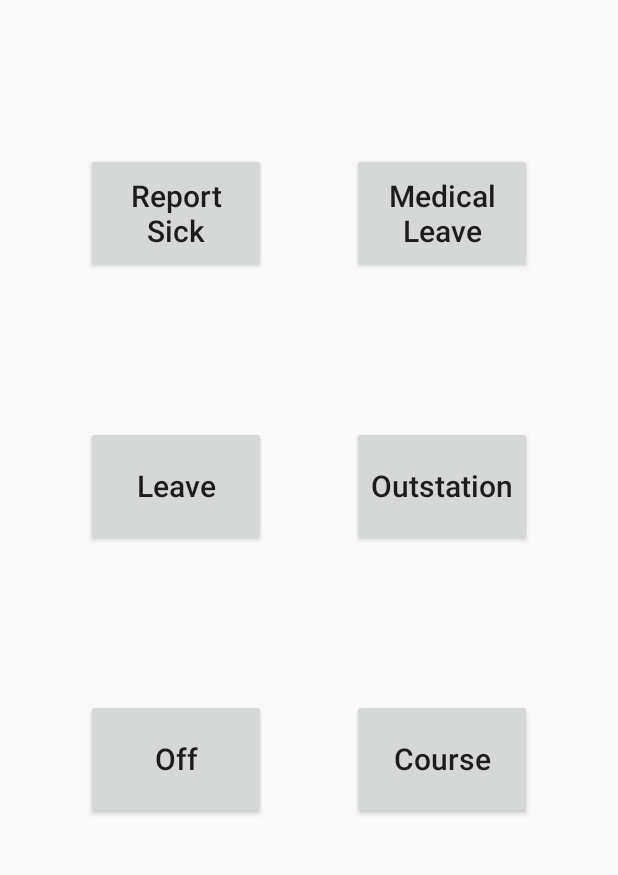
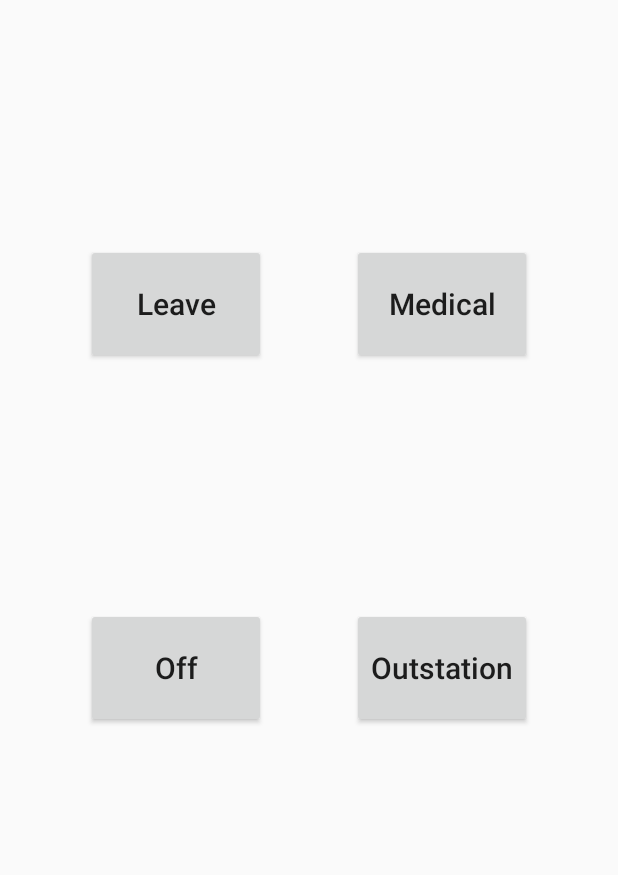
Before and after one commit to seankwekjk/nestApp, an Android app: the screen it shows after launch (MainActivity), on a phone screen of 412 x 824 dp, the part 264-1139 px from its top. Run offline under Robolectric (Android 15) with nearby library versions, the phone set to English and light mode, and no system bars.

Commit message:
MainActivity revamp to 5 button layout medicalScreen added, links established offScreen revamped maScreen added, not yet populated. Class file incomplete links to courseScreen removed, outScreen not yet changed to reflect course inclusion

```diff
--- a/app/src/main/AndroidManifest.xml
+++ b/app/src/main/AndroidManifest.xml
@@ -23,7 +23,9 @@
         <activity android:name=".leaveScreen" />
         <activity android:name=".outScreen" />
         <activity android:name=".courseScreen" />
-        <activity android:name=".offScreen"></activity>
+        <activity android:name=".offScreen" />
+        <activity android:name=".medicalScreen" />
+        <activity android:name=".maScreen"></activity>
     </application>
 
 </manifest>
--- a/app/src/main/java/com/example/seankwek/nest/MainActivity.java
+++ b/app/src/main/java/com/example/seankwek/nest/MainActivity.java
@@ -16,12 +16,10 @@ public class MainActivity extends AppCompatActivity {
         super.onCreate(savedInstanceState);
         setContentView(R.layout.activity_main);
         Button defaultNest=(Button) findViewById(R.id.stdOption);
-        Button rsNest=(Button) findViewById(R.id.rsOption);
         Button offNest=(Button) findViewById(R.id.offOption);
-        Button mcNest=(Button) findViewById(R.id.mcOption);
+        Button medNest=(Button) findViewById(R.id.medOption);
         Button leaveNest=(Button) findViewById(R.id.leaveOption);
         Button outNest=(Button) findViewById(R.id.outOption);
-        Button courseNest=(Button) findViewById(R.id.courseOption);
 
         defaultNest.setOnClickListener(new View.OnClickListener() {
 
@@ -33,12 +31,11 @@ public class MainActivity extends AppCompatActivity {
             }
         });
 
-        rsNest.setOnClickListener(new View.OnClickListener() {
+        medNest.setOnClickListener(new View.OnClickListener() {
 
             @Override
             public void onClick(View view) {
-                String nestText="NEST RS";
-                Intent myIntent = new Intent(MainActivity.this, endScreen.class).putExtra("nestText",nestText).putExtra("remindText","remindRS");
+                Intent myIntent = new Intent(MainActivity.this, medicalScreen.class);
                 startActivity(myIntent);
             }
         });
@@ -52,14 +49,14 @@ public class MainActivity extends AppCompatActivity {
             }
         });
 
-        mcNest.setOnClickListener(new View.OnClickListener() {
+        /*mcNest.setOnClickListener(new View.OnClickListener() {
 
             @Override
             public void onClick(View view) {
                 Intent myIntent = new Intent(MainActivity.this, mcScreen.class);
                 startActivity(myIntent);
             }
-        });
+        });*/
 
         leaveNest.setOnClickListener(new View.OnClickListener() {
 
@@ -79,13 +76,13 @@ public class MainActivity extends AppCompatActivity {
             }
         });
 
-        courseNest.setOnClickListener(new View.OnClickListener() {
+        /*courseNest.setOnClickListener(new View.OnClickListener() {
 
             @Override
             public void onClick(View view) {
                 Intent myIntent = new Intent(MainActivity.this, courseScreen.class);
                 startActivity(myIntent);
             }
-        });
+        });*/
     }
 }
--- a/app/src/main/res/layout/activity_main.xml
+++ b/app/src/main/res/layout/activity_main.xml
@@ -18,42 +18,41 @@
         android:layout_marginTop="76dp" />
 
     <Button
-        android:id="@+id/rsOption"
-        android:text="Report\nSick"
-        android:textAllCaps="false"
-        android:textSize="20sp"
-        android:layout_width="120dp"
-        android:layout_height="80dp"
-        app:layout_constraintRight_toLeftOf="@+id/mcOption"
-        app:layout_constraintLeft_toLeftOf="parent"
-        app:layout_constraintBottom_toTopOf="@+id/leaveOption"
-        app:layout_constraintTop_toBottomOf="@+id/stdOption"
-        tools:layout_editor_absoluteY="143dp"
-        app:layout_constraintHorizontal_bias="0.558" />
-
-    <Button
-        android:id="@+id/mcOption"
-        android:text="Medical\nLeave"
-        android:textAllCaps="false"
-        android:textSize="20sp"
-        android:layout_width="120dp"
-        android:layout_height="80dp"
-        app:layout_constraintRight_toRightOf="parent"
-        app:layout_constraintLeft_toRightOf="@+id/rsOption"
-        app:layout_constraintBottom_toTopOf="@+id/outOption"
-        app:layout_constraintTop_toBottomOf="@+id/stdOption" />
-
-    <Button
         android:id="@+id/leaveOption"
         android:text="Leave"
         android:textAllCaps="false"
         android:textSize="20sp"
         android:layout_width="120dp"
         android:layout_height="80dp"
+        app:layout_constraintRight_toLeftOf="@+id/medOption"
+        app:layout_constraintLeft_toLeftOf="parent"
+        app:layout_constraintBottom_toTopOf="@+id/offOption"
+        app:layout_constraintTop_toBottomOf="@+id/stdOption"
+        app:layout_constraintHorizontal_bias="0.558" />
+
+    <Button
+        android:id="@+id/medOption"
+        android:text="Medical"
+        android:textAllCaps="false"
+        android:textSize="20sp"
+        android:layout_width="120dp"
+        android:layout_height="80dp"
+        app:layout_constraintRight_toRightOf="parent"
+        app:layout_constraintLeft_toRightOf="@+id/leaveOption"
+        app:layout_constraintBottom_toTopOf="@+id/outOption"
+        app:layout_constraintTop_toBottomOf="@+id/stdOption" />
+
+    <Button
+        android:id="@+id/offOption"
+        android:text="Off"
+        android:textAllCaps="false"
+        android:textSize="20sp"
+        android:layout_width="120dp"
+        android:layout_height="80dp"
         app:layout_constraintRight_toLeftOf="@+id/outOption"
         app:layout_constraintLeft_toLeftOf="parent"
-        app:layout_constraintBottom_toTopOf="@+id/offOption"
-        app:layout_constraintTop_toBottomOf="@+id/rsOption" />
+        app:layout_constraintBottom_toBottomOf="parent"
+        app:layout_constraintTop_toBottomOf="@+id/leaveOption" />
 
     <Button
         android:id="@+id/outOption"
@@ -63,32 +62,8 @@
         android:layout_width="120dp"
         android:layout_height="80dp"
         app:layout_constraintRight_toRightOf="parent"
-        app:layout_constraintLeft_toRightOf="@+id/leaveOption"
-        app:layout_constraintBottom_toTopOf="@+id/courseOption"
-        app:layout_constraintTop_toBottomOf="@+id/mcOption" />
-
-    <Button
-        android:id="@+id/offOption"
-        android:text="Off"
-        android:textAllCaps="false"
-        android:textSize="20sp"
-        android:layout_width="120dp"
-        android:layout_height="80dp"
-        app:layout_constraintRight_toLeftOf="@+id/courseOption"
-        app:layout_constraintLeft_toLeftOf="parent"
-        app:layout_constraintBottom_toBottomOf="parent"
-        app:layout_constraintTop_toBottomOf="@+id/leaveOption" />
-
-    <Button
-        android:id="@+id/courseOption"
-        android:text="Course"
-        android:textAllCaps="false"
-        android:textSize="20sp"
-        android:layout_width="120dp"
-        android:layout_height="80dp"
-        app:layout_constraintRight_toRightOf="parent"
         app:layout_constraintLeft_toRightOf="@+id/offOption"
         app:layout_constraintBottom_toBottomOf="parent"
-        app:layout_constraintTop_toBottomOf="@+id/outOption" />
+        app:layout_constraintTop_toBottomOf="@+id/medOption" />
 
 </android.support.constraint.ConstraintLayout>
```
Also changed, not shown: app/src/main/java/com/example/seankwek/nest/maScreen.java (added, +13 -0 lines), app/src/main/java/com/example/seankwek/nest/medicalScreen.java (added, +47 -0 lines), app/src/main/java/com/example/seankwek/nest/offScreen.java (+5 -12 lines), app/src/main/res/layout/activity_ma_screen.xml (added, +9 -0 lines), app/src/main/res/layout/activity_medical_screen.xml (added, +45 -0 lines), app/src/main/res/layout/activity_off_screen.xml (+4 -4 lines).
